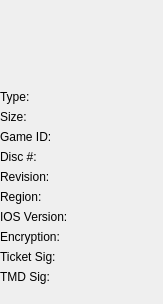
Above: src/qrvthtool/widgets/BankEntryView.ui from GerbilSoft/rvthtool before the change. Below: the same form after it.
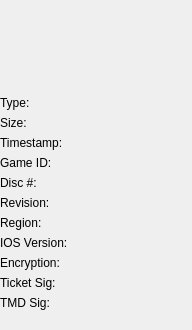
That is the form after the change.

Commit message: [qrvthtool] BankEntryView: Display the bank's timestamp.

```diff
--- a/src/qrvthtool/widgets/BankEntryView.ui
+++ b/src/qrvthtool/widgets/BankEntryView.ui
@@ -6,8 +6,8 @@
    <rect>
     <x>0</x>
     <y>0</y>
-    <width>163</width>
-    <height>304</height>
+    <width>192</width>
+    <height>330</height>
    </rect>
   </property>
   <layout class="QFormLayout" name="formLayout">
@@ -83,6 +83,23 @@
     </widget>
    </item>
    <item row="3" column="0">
+    <widget class="QLabel" name="lblTimestampTitle">
+     <property name="text">
+      <string>Timestamp:</string>
+     </property>
+     <property name="textFormat">
+      <enum>Qt::PlainText</enum>
+     </property>
+    </widget>
+   </item>
+   <item row="3" column="1">
+    <widget class="QLabel" name="lblTimestamp">
+     <property name="textFormat">
+      <enum>Qt::PlainText</enum>
+     </property>
+    </widget>
+   </item>
+   <item row="4" column="0">
     <widget class="QLabel" name="lblGameIDTitle">
      <property name="text">
       <string>Game ID:</string>
@@ -92,14 +109,14 @@
      </property>
     </widget>
    </item>
-   <item row="3" column="1">
+   <item row="4" column="1">
     <widget class="QLabel" name="lblGameID">
      <property name="textFormat">
       <enum>Qt::PlainText</enum>
      </property>
     </widget>
    </item>
-   <item row="4" column="0">
+   <item row="5" column="0">
     <widget class="QLabel" name="lblDiscNumTitle">
      <property name="text">
       <string>Disc #:</string>
@@ -109,14 +126,14 @@
      </property>
     </widget>
    </item>
-   <item row="4" column="1">
+   <item row="5" column="1">
     <widget class="QLabel" name="lblDiscNum">
      <property name="textFormat">
       <enum>Qt::PlainText</enum>
      </property>
     </widget>
    </item>
-   <item row="5" column="0">
+   <item row="6" column="0">
     <widget class="QLabel" name="lblRevisionTitle">
      <property name="text">
       <string>Revision:</string>
@@ -126,14 +143,14 @@
      </property>
     </widget>
    </item>
-   <item row="5" column="1">
+   <item row="6" column="1">
     <widget class="QLabel" name="lblRevision">
      <property name="textFormat">
       <enum>Qt::PlainText</enum>
      </property>
     </widget>
    </item>
-   <item row="6" column="0">
+   <item row="7" column="0">
     <widget class="QLabel" name="lblRegionTitle">
      <property name="text">
       <string>Region:</string>
@@ -143,14 +160,14 @@
      </property>
     </widget>
    </item>
-   <item row="6" column="1">
+   <item row="7" column="1">
     <widget class="QLabel" name="lblRegion">
      <property name="textFormat">
       <enum>Qt::PlainText</enum>
      </property>
     </widget>
    </item>
-   <item row="7" column="0">
+   <item row="8" column="0">
     <widget class="QLabel" name="lblIOSVersionTitle">
      <property name="text">
       <string>IOS Version:</string>
@@ -160,14 +177,14 @@
      </property>
     </widget>
    </item>
-   <item row="7" column="1">
+   <item row="8" column="1">
     <widget class="QLabel" name="lblIOSVersion">
      <property name="textFormat">
       <enum>Qt::PlainText</enum>
      </property>
     </widget>
    </item>
-   <item row="8" column="0">
+   <item row="9" column="0">
     <widget class="QLabel" name="lblEncryptionTitle">
      <property name="text">
       <string>Encryption:</string>
@@ -177,14 +194,14 @@
      </property>
     </widget>
    </item>
-   <item row="8" column="1">
+   <item row="9" column="1">
     <widget class="QLabel" name="lblEncryption">
      <property name="textFormat">
       <enum>Qt::PlainText</enum>
      </property>
     </widget>
    </item>
-   <item row="9" column="0">
+   <item row="10" column="0">
     <widget class="QLabel" name="lblTicketSigTitle">
      <property name="text">
       <string>Ticket Sig:</string>
@@ -194,14 +211,14 @@
      </property>
     </widget>
    </item>
-   <item row="9" column="1">
+   <item row="10" column="1">
     <widget class="QLabel" name="lblTicketSig">
      <property name="textFormat">
       <enum>Qt::PlainText</enum>
      </property>
     </widget>
    </item>
-   <item row="10" column="0">
+   <item row="11" column="0">
     <widget class="QLabel" name="lblTMDSigTitle">
      <property name="text">
       <string>TMD Sig:</string>
@@ -211,14 +228,14 @@
      </property>
     </widget>
    </item>
-   <item row="10" column="1">
+   <item row="11" column="1">
     <widget class="QLabel" name="lblTMDSig">
      <property name="textFormat">
       <enum>Qt::PlainText</enum>
      </property>
     </widget>
    </item>
-   <item row="11" column="0" colspan="2">
+   <item row="12" column="0" colspan="2">
     <widget class="QLabel" name="lblAppLoader">
      <property name="textFormat">
       <enum>Qt::RichText</enum>
```
The commit also changes 1 other file.
